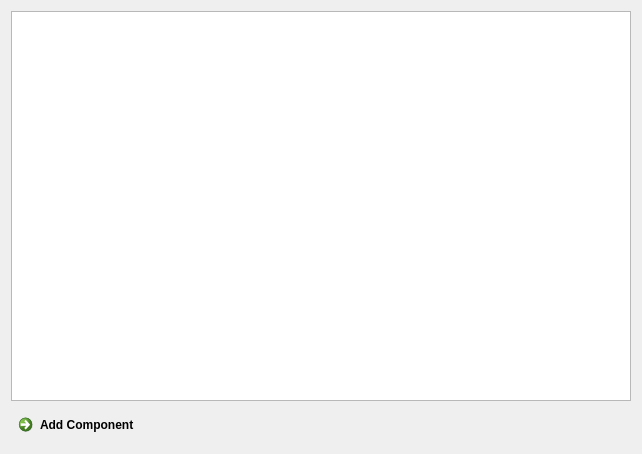
Qt form iot-developer/mainwindow/hardwarelayoutwidget.ui (clixx-io/clixx.io) before a commit.
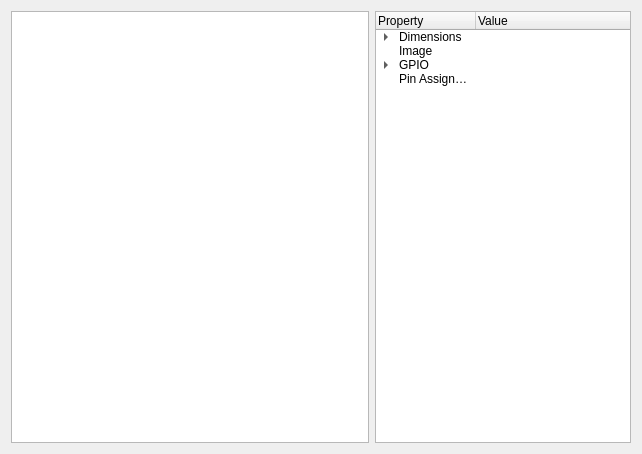
The same form after that commit.

```diff
--- a/iot-developer/mainwindow/hardwarelayoutwidget.ui
+++ b/iot-developer/mainwindow/hardwarelayoutwidget.ui
@@ -19,18 +19,78 @@
   <property name="windowTitle">
    <string>Form</string>
   </property>
-  <layout class="QVBoxLayout" name="verticalLayout">
+  <layout class="QHBoxLayout" name="horizontalLayout">
    <item>
     <widget class="QGraphicsView" name="graphicsView"/>
    </item>
    <item>
-    <layout class="QHBoxLayout" name="horizontalLayout"/>
-   </item>
-   <item>
-    <widget class="QCommandLinkButton" name="AddcommandLinkButton">
-     <property name="text">
-      <string>Add Component</string>
+    <widget class="QTreeWidget" name="PropertiestreeWidget">
+     <property name="sizePolicy">
+      <sizepolicy hsizetype="Preferred" vsizetype="Expanding">
+       <horstretch>0</horstretch>
+       <verstretch>0</verstretch>
+      </sizepolicy>
      </property>
+     <column>
+      <property name="text">
+       <string>Property</string>
+      </property>
+     </column>
+     <column>
+      <property name="text">
+       <string>Value</string>
+      </property>
+     </column>
+     <item>
+      <property name="text">
+       <string>Dimensions</string>
+      </property>
+      <item>
+       <property name="text">
+        <string>Width</string>
+       </property>
+      </item>
+      <item>
+       <property name="text">
+        <string>Height</string>
+       </property>
+      </item>
+     </item>
+     <item>
+      <property name="text">
+       <string>Image</string>
+      </property>
+     </item>
+     <item>
+      <property name="text">
+       <string>GPIO</string>
+      </property>
+      <item>
+       <property name="text">
+        <string>Pin Count</string>
+       </property>
+      </item>
+      <item>
+       <property name="text">
+        <string>Columns</string>
+       </property>
+      </item>
+      <item>
+       <property name="text">
+        <string>Position</string>
+       </property>
+      </item>
+      <item>
+       <property name="text">
+        <string>Orientation</string>
+       </property>
+      </item>
+     </item>
+     <item>
+      <property name="text">
+       <string>Pin Assignments</string>
+      </property>
+     </item>
     </widget>
    </item>
   </layout>
```
